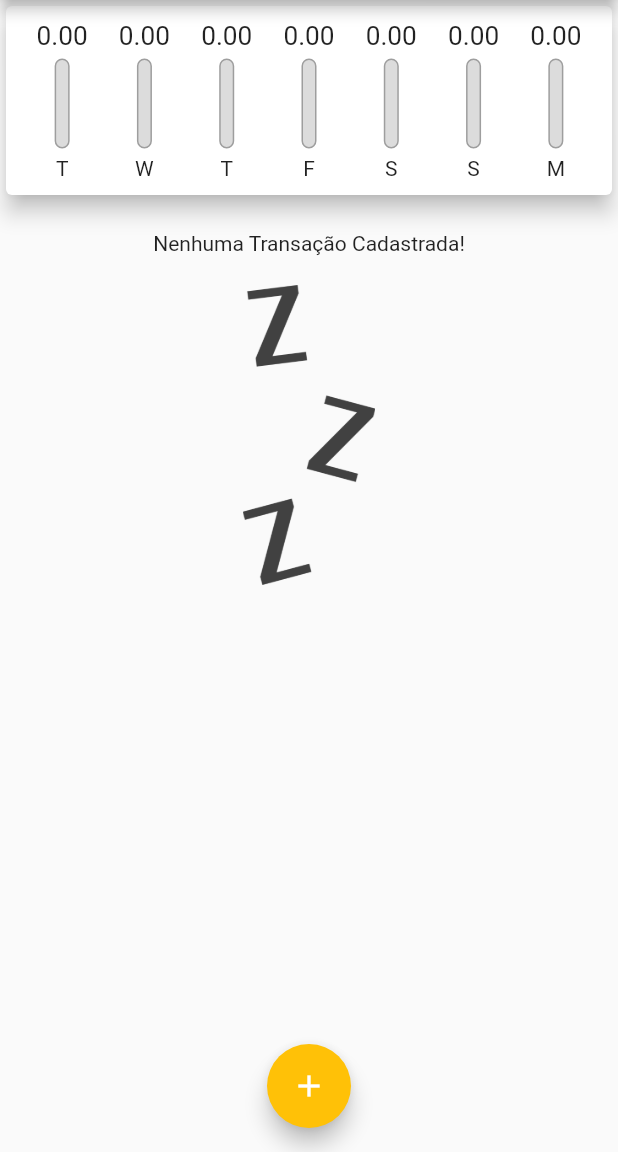
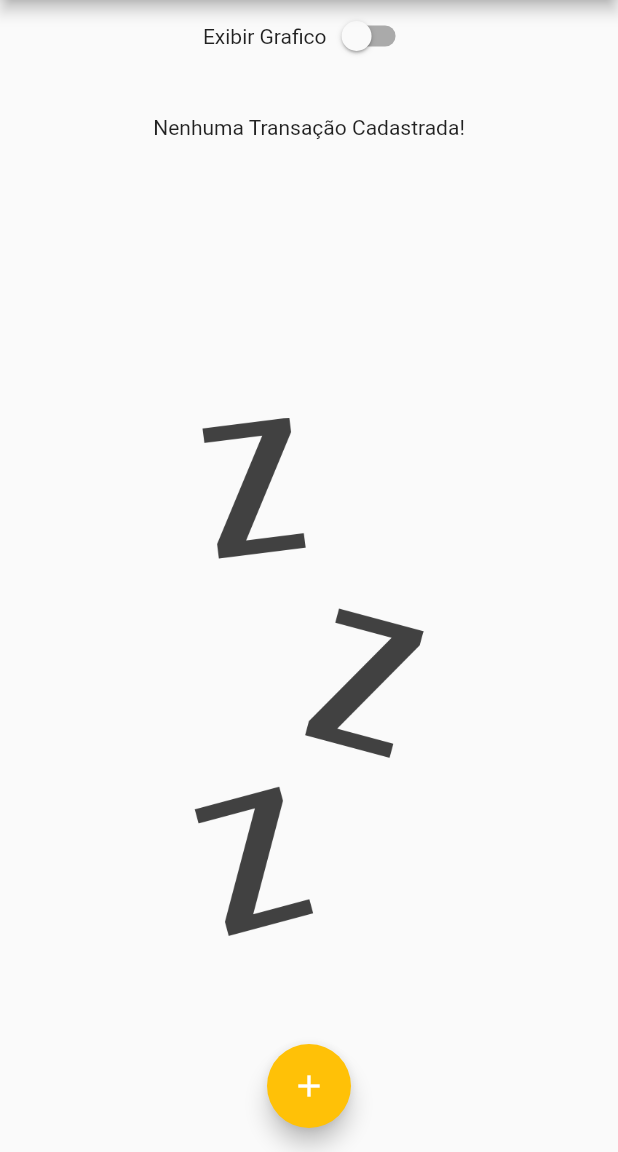
Before and after one commit to Okamael/despesas_pessoais, a Flutter app: the screen it shows after launch, on a phone screen of 412 x 824 dp, the part 84-1236 px from its top. Run offline on Flutter 3.47's test engine with Material 2 defaults, Android fonts, the phone set to English and light mode, and no system bars.

Commit message:
Utilizaçaõ Media query junto com modo paisagem

```diff
--- a/lib/components/charbar_widget.dart
+++ b/lib/components/charbar_widget.dart
@@ -14,17 +14,19 @@ class ChartBarWidget extends StatelessWidget {
 
   @override
   Widget build(BuildContext context) {
+    return LayoutBuilder(
+      builder: (ctx, constraints) {
         return Column(
           children: [
             Container(
-          height: 20,
+              height: constraints.maxHeight * 0.15,
               child: FittedBox(child: Text('${value.toStringAsFixed(2)}')),
             ),
             SizedBox(
-          height: 5,
+              height: constraints.maxHeight * 0.05,
             ),
             Container(
-          height: 60,
+              height: constraints.maxHeight * 0.6,
               width: 10,
               child: Stack(
                 alignment: Alignment.bottomCenter,
@@ -50,10 +52,15 @@ class ChartBarWidget extends StatelessWidget {
               ),
             ),
             SizedBox(
-          height: 5,
+              height: constraints.maxHeight * 0.05,
             ),
-        Text(label)
+            Container(
+              height: constraints.maxHeight * 0.15,
+              child: FittedBox(child: Text(label)),
+            )
           ],
+        );
+      },
     );
   }
 }
--- a/lib/components/transaction_list.dart
+++ b/lib/components/transaction_list.dart
@@ -13,25 +13,32 @@ class TransactionListWidget extends StatelessWidget {
   @override
   Widget build(BuildContext context) {
     return SizedBox(
-      height: 300,
+      height: MediaQuery.of(context).size.height * 0.6,
       child: transactions.isEmpty
-          ? Column(
+          ? LayoutBuilder(
+              builder: (ctx, constrains) {
+                return Column(
                   children: [
-                const SizedBox(
-                  height: 20,
-                ),
-                const Text('Nenhuma Transação Cadastrada!'),
-                const SizedBox(
-                  height: 20,
+                    SizedBox(
+                      height: constrains.maxHeight * 0.05,
                     ),
                     Container(
-                  height: 200,
+                      height: constrains.maxHeight * 0.3,
+                      child: Text('Nenhuma Transação Cadastrada!'),
+                    ),
+                    SizedBox(
+                      height: constrains.maxHeight * 0.05,
+                    ),
+                    Container(
+                      height: constrains.maxHeight * 0.6,
                       child: Image.asset(
                         'assets/images/waiting.png',
                         fit: BoxFit.cover,
                       ),
                     )
                   ],
+                );
+              },
             )
           : ListView.builder(
               itemCount: transactions.length,
--- a/lib/main.dart
+++ b/lib/main.dart
@@ -5,6 +5,7 @@ import 'package:despesas_pessoais/components/transaction_form.dart';
 import 'package:despesas_pessoais/components/transaction_list.dart';
 import 'package:despesas_pessoais/models/transaction.dart';
 import 'package:flutter/material.dart';
+import 'package:flutter/services.dart';
 import 'package:intl/intl.dart';
 
 void main(List<String> args) {
@@ -16,6 +17,7 @@ class ExpensesApp extends StatelessWidget {
 
   @override
   Widget build(BuildContext context) {
+    //SystemChrome.setPreferredOrientations([DeviceOrientation.portraitUp]);
     final ThemeData tema = ThemeData();
     return MaterialApp(
         home: MyHomePage(),
@@ -44,6 +46,7 @@ class MyHomePage extends StatefulWidget {
 }
 
 class _MyHomePageState extends State<MyHomePage> {
+  bool _showChart = false;
   final List<Transaction> _transactions = [
     /* Transaction(
         id: 't0',
@@ -68,6 +71,16 @@ class _MyHomePageState extends State<MyHomePage> {
     Transaction(
         id: 't4',
         title: 'Lanche',
+        value: 11.30,
+        date: DateTime.now().subtract(Duration(days: 4))),
+    Transaction(
+        id: 't6',
+        title: 'Lanche bauduco',
+        value: 11.30,
+        date: DateTime.now().subtract(Duration(days: 4))),
+    Transaction(
+        id: 't7',
+        title: 'lary',
         value: 11.30,
         date: DateTime.now().subtract(Duration(days: 4)))*/
   ];
@@ -111,6 +124,19 @@ class _MyHomePageState extends State<MyHomePage> {
 
   @override
   Widget build(BuildContext context) {
+    final appBar = AppBar(
+      title: const Text(
+        'Despesas Pessoais',
+      ),
+      actions: [
+        IconButton(
+            onPressed: () => _opentransactionFormModal(context),
+            icon: Icon(Icons.add))
+      ],
+    );
+    final avaliableHeight = MediaQuery.of(context).size.height -
+        appBar.preferredSize.height -
+        MediaQuery.of(context).padding.top;
     return Scaffold(
       appBar: AppBar(
         title: const Text(
@@ -126,9 +152,32 @@ class _MyHomePageState extends State<MyHomePage> {
         child: Column(
           crossAxisAlignment: CrossAxisAlignment.stretch,
           children: [
-            ChartWidget(recentTransaction: _recentTransactions),
-            TransactionListWidget(
-                transactions: _transactions, onRemove: _removeTransaction),
+            Row(
+              mainAxisAlignment: MainAxisAlignment.center,
+              children: [
+                Text('Exibir Grafico'),
+                Switch(
+                  value: _showChart,
+                  onChanged: (value) {
+                    setState(() {
+                      print(_showChart);
+                      print(value);
+                      _showChart = value;
+                    });
+                  },
+                ),
+              ],
+            ),
+            if (_showChart)
+              Container(
+                  height: avaliableHeight * 0.25,
+                  child: ChartWidget(recentTransaction: _recentTransactions)),
+            if (!_showChart)
+              Container(
+                height: avaliableHeight * 0.75,
+                child: TransactionListWidget(
+                    transactions: _transactions, onRemove: _removeTransaction),
+              ),
           ],
         ),
       ),
```
Lines whose indentation alone changed are shown as unchanged.
